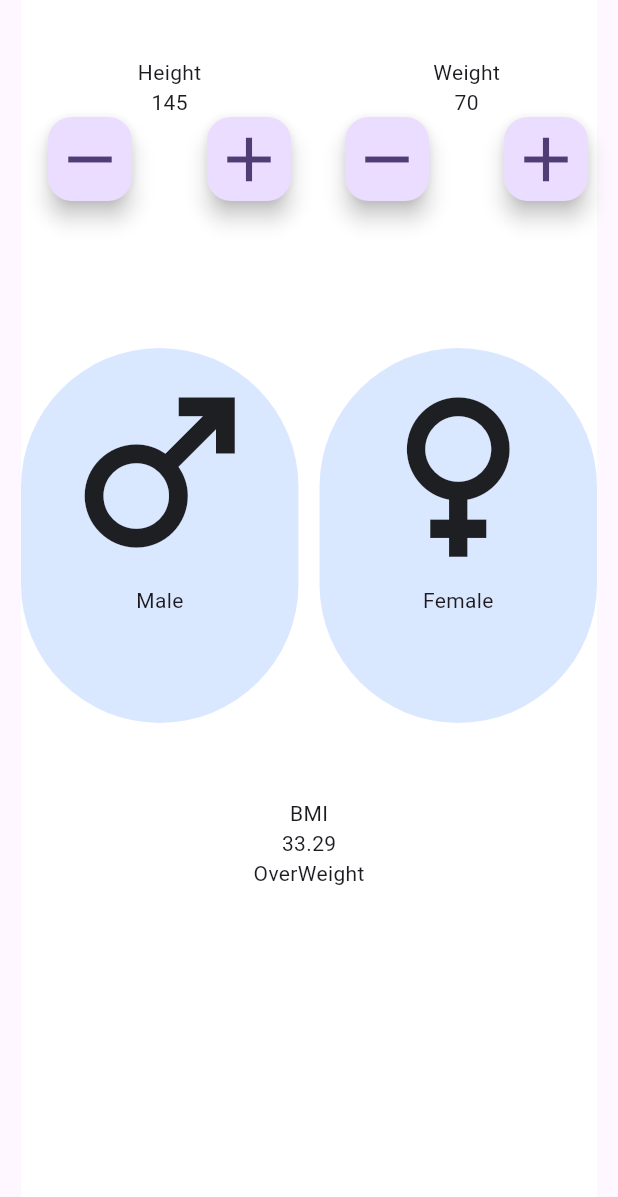
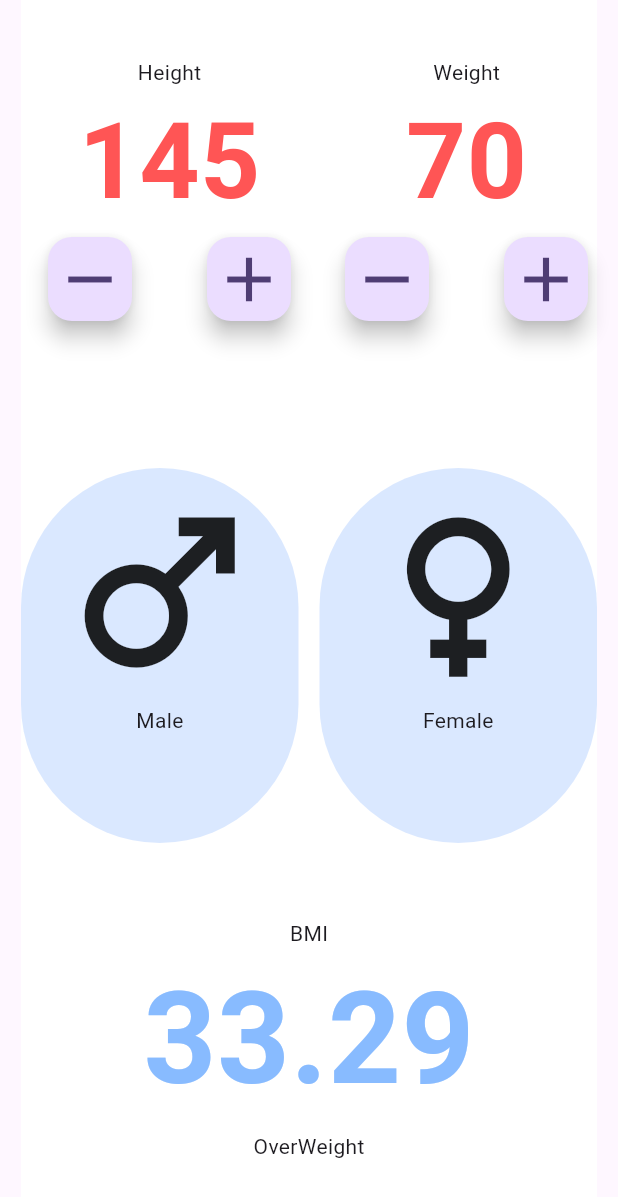
Before and after one commit to lakindu1234/BMI-Calculator-Mobile, a Flutter app: the screen it shows after launch, on a phone screen of 412 x 824 dp. Shown: the top 1197 px of the screen. Run offline on Flutter 3.47's test engine with Material 3 defaults, Android fonts, the phone set to English and light mode, and no system bars.

Commit message:
Input Colum

```diff
--- a/lib/constants.dart
+++ b/lib/constants.dart
@@ -2,3 +2,9 @@ import 'package:flutter/material.dart';
 
 const kTextcolor = Color(0xFFFF5555);
 const kOutputTextcolor = Color(0xFF88BBFF);
+
+const kInputLableColor = TextStyle(
+  color: kTextcolor,
+  fontSize: 70,
+  fontWeight: FontWeight.bold,
+);
```
